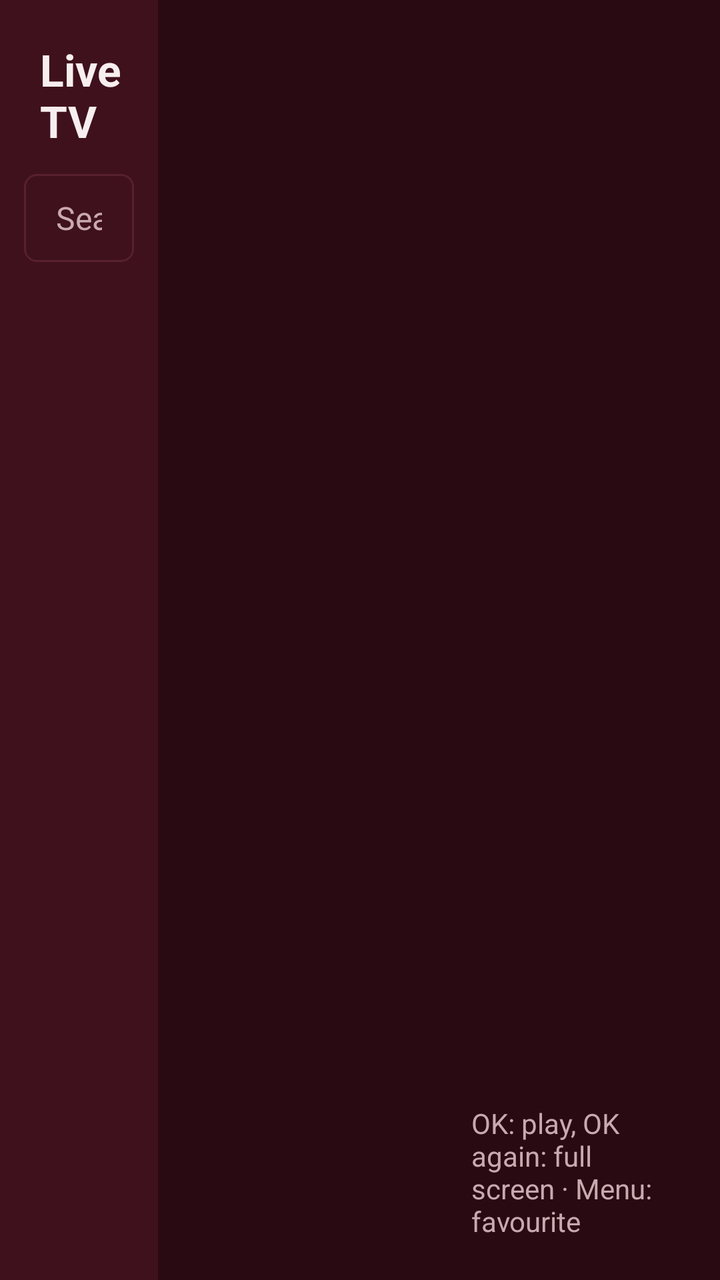
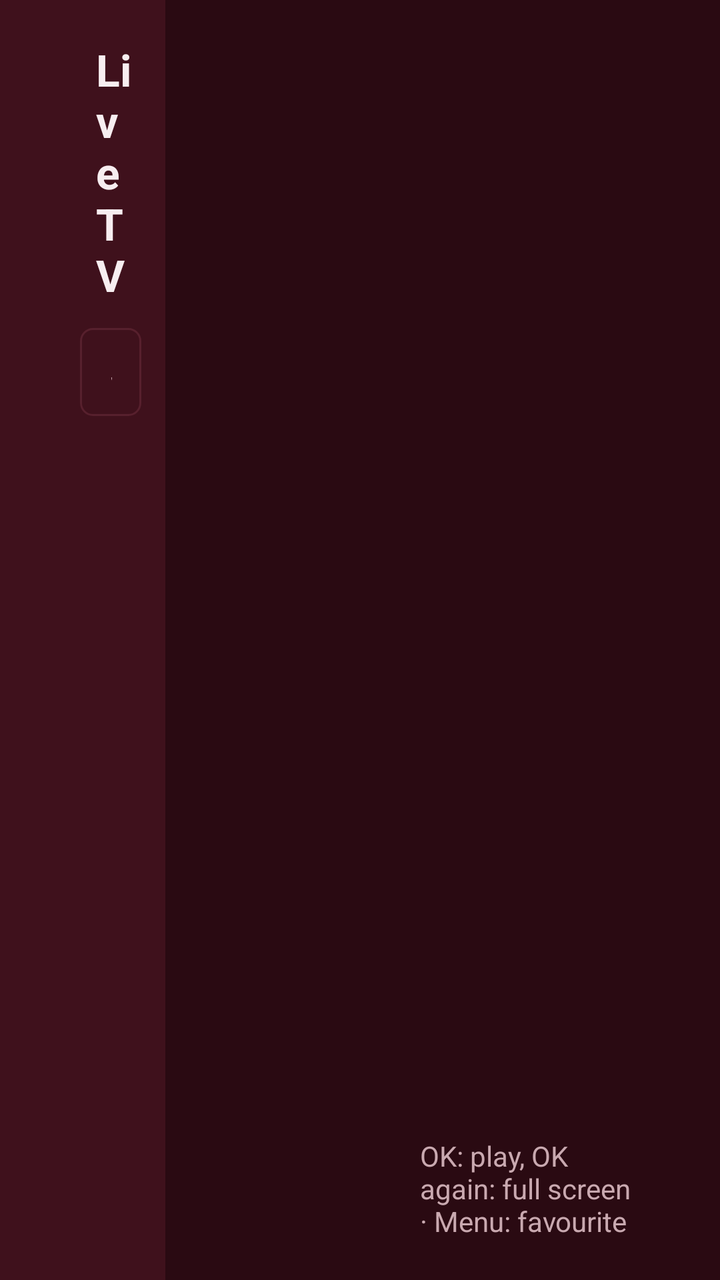

Compare the two renders of this Android layout. The source of the first and the diff that turns it into the second are given below.
<!-- AndroidManifest.xml: application theme Theme.IptvPlayer -->
<!-- res/layout/screen_live.xml -->
<?xml version="1.0" encoding="utf-8"?>
<FrameLayout xmlns:android="http://schemas.android.com/apk/res/android"
    android:id="@+id/live_root"
    android:layout_width="match_parent"
    android:layout_height="match_parent"
    android:focusable="false">

    
    <LinearLayout
        android:id="@+id/panels"
        android:layout_width="match_parent"
        android:layout_height="match_parent"
        android:orientation="horizontal">

        <LinearLayout
            android:layout_width="0dp"
            android:layout_height="match_parent"
            android:layout_weight="22"
            android:background="@color/surface"
            android:orientation="vertical"
            android:paddingStart="12dp"
            android:paddingTop="20dp"
            android:paddingEnd="12dp">

            <TextView
                style="@style/Text.Title"
                android:layout_width="wrap_content"
                android:layout_height="wrap_content"
                android:paddingStart="8dp"
                android:text="@string/live_tv"
                android:textSize="22sp" />

            <EditText
                android:id="@+id/search"
                style="@style/SearchInput" />

            <androidx.recyclerview.widget.RecyclerView
                android:id="@+id/categories"
                android:layout_width="match_parent"
                android:layout_height="match_parent"
                android:layout_marginTop="12dp"
                android:scrollbars="none" />
        </LinearLayout>

        <LinearLayout
            android:layout_width="0dp"
            android:layout_height="match_parent"
            android:layout_weight="38"
            android:background="@color/background"
            android:orientation="vertical"
            android:paddingStart="12dp"
            android:paddingTop="20dp"
            android:paddingEnd="12dp">

            <TextView
                android:id="@+id/category_title"
                style="@style/Text.Body"
                android:layout_width="match_parent"
                android:layout_height="wrap_content"
                android:ellipsize="end"
                android:maxLines="1"
                android:paddingStart="8dp"
                android:textSize="20sp"
                android:textStyle="bold" />

            <FrameLayout
                android:layout_width="match_parent"
                android:layout_height="match_parent"
                android:layout_marginTop="12dp">

                <androidx.recyclerview.widget.RecyclerView
                    android:id="@+id/channels"
                    android:layout_width="match_parent"
                    android:layout_height="match_parent"
                    android:scrollbars="none" />

                <TextView
                    android:id="@+id/empty"
                    style="@style/Text.Secondary"
                    android:layout_width="wrap_content"
                    android:layout_height="wrap_content"
                    android:layout_gravity="center"
                    android:text="@string/no_channels"
                    android:visibility="gone" />
            </FrameLayout>
        </LinearLayout>

        <LinearLayout
            android:id="@+id/right"
            android:layout_width="0dp"
            android:layout_height="match_parent"
            android:layout_weight="40"
            android:orientation="vertical"
            android:padding="20dp">

            
            <View
                android:id="@+id/preview"
                android:layout_width="match_parent"
                android:layout_height="200dp" />

            <TextView
                android:id="@+id/now_name"
                style="@style/Text.Body"
                android:layout_width="match_parent"
                android:layout_height="wrap_content"
                android:layout_marginTop="16dp"
                android:ellipsize="end"
                android:maxLines="2"
                android:textSize="22sp"
                android:textStyle="bold" />

            <TextView
                android:id="@+id/now_status"
                style="@style/Text.Secondary"
                android:layout_width="match_parent"
                android:layout_height="wrap_content"
                android:layout_marginTop="6dp" />

            <View
                android:layout_width="match_parent"
                android:layout_height="0dp"
                android:layout_weight="1" />

            <TextView
                style="@style/Text.Secondary"
                android:layout_width="match_parent"
                android:layout_height="wrap_content"
                android:text="OK: play, OK again: full screen · Menu: favourite"
                android:textSize="14sp" />
        </LinearLayout>
    </LinearLayout>

    
    <LinearLayout
        android:id="@+id/banner"
        android:layout_width="match_parent"
        android:layout_height="wrap_content"
        android:layout_gravity="bottom"
        android:background="@color/scrim"
        android:orientation="vertical"
        android:paddingStart="48dp"
        android:paddingTop="20dp"
        android:paddingEnd="48dp"
        android:paddingBottom="28dp"
        android:visibility="gone">

        <TextView
            android:id="@+id/banner_name"
            style="@style/Text.Title"
            android:layout_width="match_parent"
            android:layout_height="wrap_content"
            android:ellipsize="end"
            android:maxLines="1" />

        <TextView
            android:id="@+id/banner_info"
            style="@style/Text.Secondary"
            android:layout_width="match_parent"
            android:layout_height="wrap_content"
            android:layout_marginTop="4dp" />

        
        <LinearLayout
            android:id="@+id/controls"
            android:layout_width="wrap_content"
            android:layout_height="wrap_content"
            android:layout_marginTop="16dp"
            android:orientation="horizontal">

            <ImageView android:id="@+id/ctl_prev" style="@style/ControlIcon" android:contentDescription="@string/ctl_prev" android:src="@drawable/ic_skip_previous" />
            <ImageView android:id="@+id/ctl_pause" style="@style/ControlIcon" android:contentDescription="@string/ctl_pause" android:src="@drawable/ic_pause" />
            <ImageView android:id="@+id/ctl_next" style="@style/ControlIcon" android:contentDescription="@string/ctl_next" android:src="@drawable/ic_skip_next" />
            <TextView android:id="@+id/ctl_audio" style="@style/ControlButton" android:text="@string/ctl_audio" />
            <TextView android:id="@+id/ctl_subs" style="@style/ControlButton" android:text="@string/ctl_subs" />
            <TextView android:id="@+id/ctl_aspect" style="@style/ControlButton" android:text="@string/ctl_aspect_fit" />
            <TextView android:id="@+id/ctl_fav" style="@style/ControlButton" android:text="@string/ctl_fav_add" />
        </LinearLayout>
    </LinearLayout>

    <TextView
        android:id="@+id/osd_status"
        style="@style/Text.Body"
        android:layout_width="wrap_content"
        android:layout_height="wrap_content"
        android:layout_gravity="center"
        android:background="@color/scrim"
        android:padding="16dp"
        android:visibility="gone" />
</FrameLayout>
<!-- resources referenced by this layout -->
<resources>
  <color name="background">#FF2A0A12</color>
  <color name="scrim">#D91A060B</color>
  <color name="surface">#FF3F111C</color>
  <!-- drawable ic_pause (drawable) -->
  <?xml version="1.0" encoding="utf-8"?>
  <vector xmlns:android="http://schemas.android.com/apk/res/android"
      android:width="24dp"
      android:height="24dp"
      android:viewportWidth="24"
      android:viewportHeight="24">
      <path
          android:fillColor="#FFFFFFFF"
          android:pathData="M6,19h4V5H6v14zM14,5v14h4V5h-4z" />
  </vector>
  <!-- drawable ic_skip_next (drawable) -->
  <?xml version="1.0" encoding="utf-8"?>
  <vector xmlns:android="http://schemas.android.com/apk/res/android"
      android:width="24dp"
      android:height="24dp"
      android:viewportWidth="24"
      android:viewportHeight="24">
      <path
          android:fillColor="#FFFFFFFF"
          android:pathData="M6,18l8.5,-6L6,6v12zM16,6v12h2V6h-2z" />
  </vector>
  <!-- drawable ic_skip_previous (drawable) -->
  <?xml version="1.0" encoding="utf-8"?>
  <vector xmlns:android="http://schemas.android.com/apk/res/android"
      android:width="24dp"
      android:height="24dp"
      android:viewportWidth="24"
      android:viewportHeight="24">
      <path
          android:fillColor="#FFFFFFFF"
          android:pathData="M6,6h2v12H6zM9.5,12l8.5,6V6z" />
  </vector>
  <string name="ctl_aspect_fit">Aspect: Fit</string>
  <string name="ctl_audio">Audio</string>
  <string name="ctl_fav_add">Favourite</string>
  <string name="ctl_next">Next channel</string>
  <string name="ctl_pause">Pause</string>
  <string name="ctl_prev">Previous channel</string>
  <string name="ctl_subs">Subtitles</string>
  <string name="live_tv">Live TV</string>
  <string name="no_channels">No channels in this category</string>
  <style name="ControlButton" parent="TileButton">
          <item name="android:layout_width">wrap_content</item>
          <item name="android:layout_height">44dp</item>
          <item name="android:layout_marginEnd">10dp</item>
          <item name="android:minWidth">88dp</item>
          <item name="android:paddingStart">16dp</item>
          <item name="android:paddingEnd">16dp</item>
          <item name="android:textSize">16sp</item>
      </style>
  <style name="SearchInput" parent="Input">
          <item name="android:layout_height">44dp</item>
          <item name="android:hint">@string/search</item>
          <item name="android:imeOptions">actionSearch|flagNoExtractUi</item>
          <item name="android:inputType">text|textNoSuggestions</item>
          <item name="android:importantForAutofill">no</item>
          <item name="android:textSize">16sp</item>
      </style>
  <style name="Text.Body" parent="">
          <item name="android:textColor">@color/text_primary</item>
          <item name="android:textSize">18sp</item>
      </style>
  <style name="Text.Secondary" parent="">
          <item name="android:textColor">@color/text_secondary</item>
          <item name="android:textSize">16sp</item>
      </style>
  <style name="Text.Title" parent="">
          <item name="android:textColor">@color/text_primary</item>
          <item name="android:textSize">28sp</item>
          <item name="android:textStyle">bold</item>
      </style>
  <style name="Theme.IptvPlayer" parent="android:Theme.Material.NoActionBar.Fullscreen">
          <item name="android:windowBackground">@color/background</item>
          <item name="android:colorBackground">@color/background</item>
          <item name="android:colorAccent">@color/accent</item>
          <item name="android:windowContentOverlay">@null</item>
      </style>
  <color name="text_primary">#FFF7EEF0</color>
  <string name="search">Search</string>
  <color name="text_secondary">#FFC9A9B0</color>
  <color name="accent">#FFB0243F</color>
  <color name="surface_active">#FF5E1A2A</color>
  <color name="divider">#FF57202D</color>
  <!-- unchanged entries left out for length: 5 -->
</resources>

<!-- the commit's change to res/layout/screen_live.xml (unified diff, before → after) -->
@@ -15,10 +15,10 @@
         <LinearLayout
             android:layout_width="0dp"
             android:layout_height="match_parent"
-            android:layout_weight="22"
+            android:layout_weight="23"
             android:background="@color/surface"
             android:orientation="vertical"
-            android:paddingStart="12dp"
+            android:paddingStart="40dp"
             android:paddingTop="20dp"
             android:paddingEnd="12dp">
 
@@ -45,7 +45,7 @@
         <LinearLayout
             android:layout_width="0dp"
             android:layout_height="match_parent"
-            android:layout_weight="38"
+            android:layout_weight="31"
             android:background="@color/background"
             android:orientation="vertical"
             android:paddingStart="12dp"
@@ -89,9 +89,12 @@
             android:id="@+id/right"
             android:layout_width="0dp"
             android:layout_height="match_parent"
-            android:layout_weight="40"
+            android:layout_weight="46"
             android:orientation="vertical"
-            android:padding="20dp">
+            android:paddingStart="16dp"
+            android:paddingTop="20dp"
+            android:paddingEnd="40dp"
+            android:paddingBottom="20dp">
 
             
             <View
@@ -174,6 +177,7 @@
             <TextView android:id="@+id/ctl_audio" style="@style/ControlButton" android:text="@string/ctl_audio" />
             <TextView android:id="@+id/ctl_subs" style="@style/ControlButton" android:text="@string/ctl_subs" />
             <TextView android:id="@+id/ctl_aspect" style="@style/ControlButton" android:text="@string/ctl_aspect_fit" />
+            <TextView android:id="@+id/ctl_external" style="@style/ControlButton" android:text="@string/ctl_external" />
             <TextView android:id="@+id/ctl_fav" style="@style/ControlButton" android:text="@string/ctl_fav_add" />
         </LinearLayout>
     </LinearLayout>
<!-- resource entries referenced after the edit -->
@@ -38,6 +38,7 @@
   </vector>
   <string name="ctl_aspect_fit">Aspect: Fit</string>
   <string name="ctl_audio">Audio</string>
+  <string name="ctl_external">Open in…</string>
   <string name="ctl_fav_add">Favourite</string>
   <string name="ctl_next">Next channel</string>
   <string name="ctl_pause">Pause</string>
